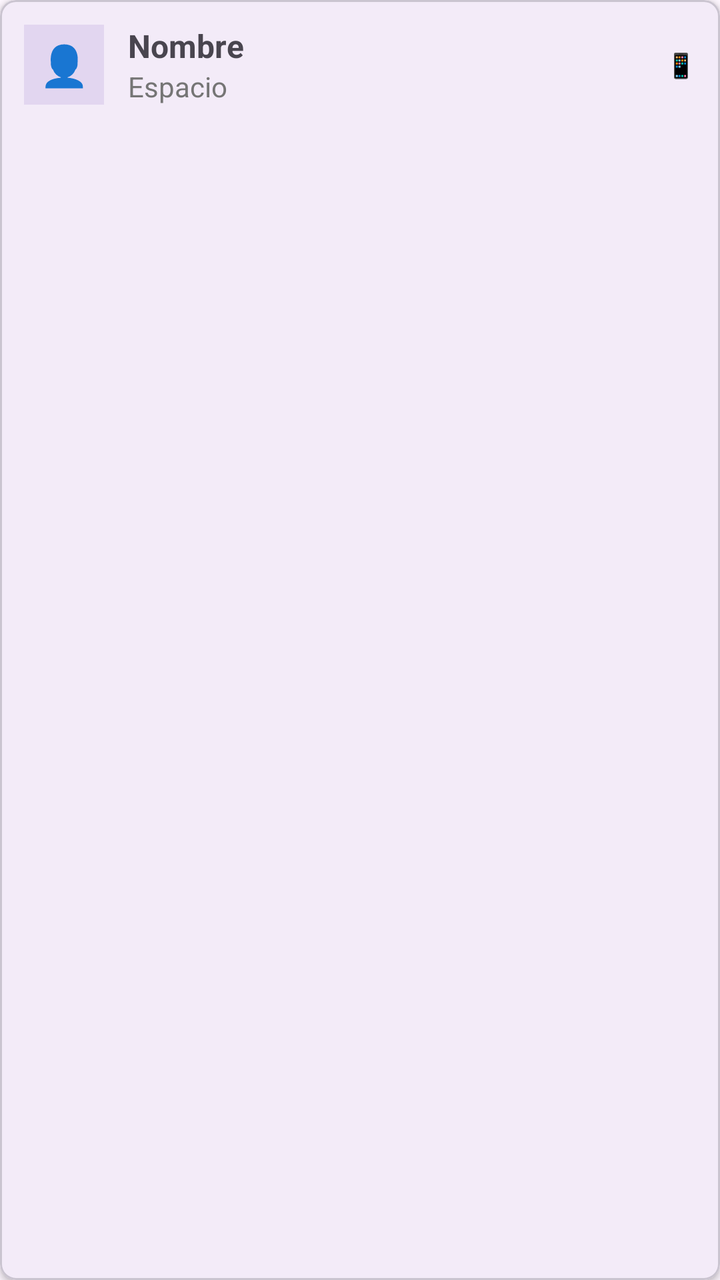
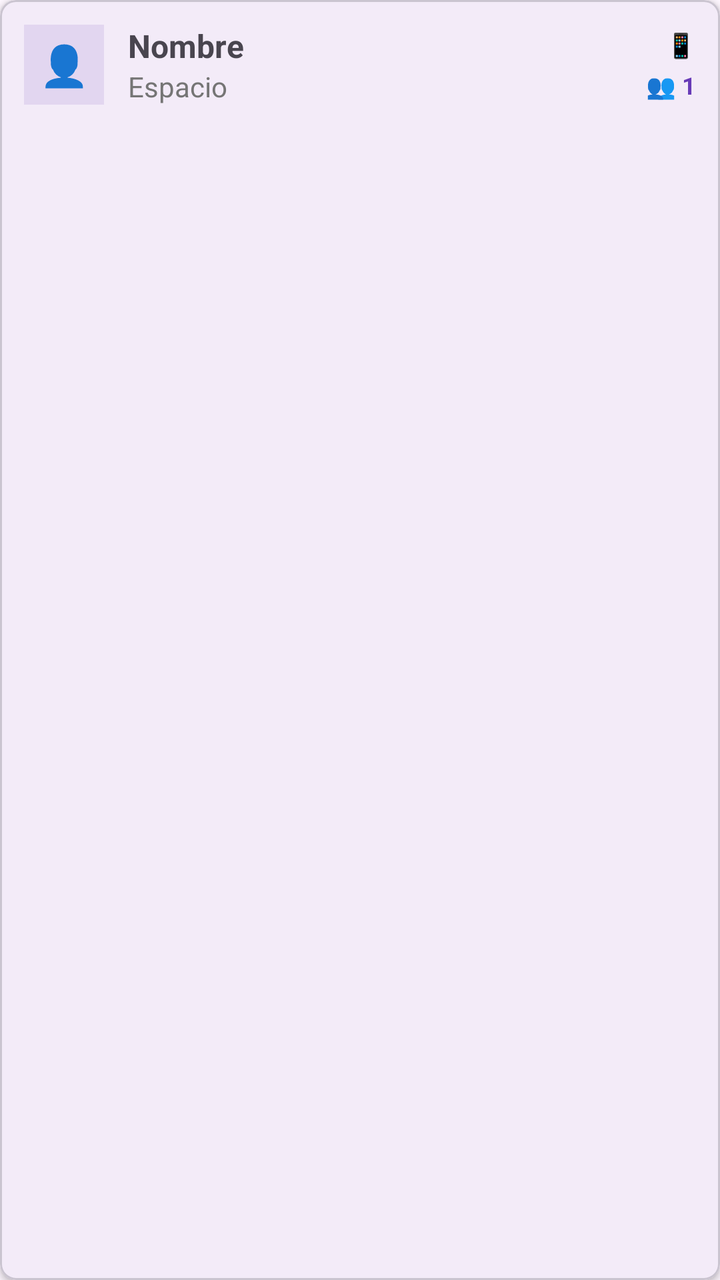

Before-and-after screenshots of an Android layout around one commit, followed by the original layout XML and the change that was made.
<!-- AndroidManifest.xml: application theme Theme.KiloWatt -->
<!-- res/layout/item_inquilino.xml -->
<?xml version="1.0" encoding="utf-8"?>
<com.google.android.material.card.MaterialCardView xmlns:android="http://schemas.android.com/apk/res/android"
    xmlns:app="http://schemas.android.com/apk/res-auto"
    android:layout_width="match_parent"
    android:layout_height="wrap_content"
    android:layout_marginBottom="8dp"
    app:cardCornerRadius="8dp"
    app:cardElevation="2dp">

    <LinearLayout
        android:layout_width="match_parent"
        android:layout_height="wrap_content"
        android:orientation="horizontal"
        android:padding="12dp"
        android:gravity="center_vertical">

        <TextView
            android:id="@+id/tvIcono"
            android:layout_width="40dp"
            android:layout_height="40dp"
            android:background="@color/purple_light"
            android:gravity="center"
            android:text="👤"
            android:textSize="20sp" />

        <LinearLayout
            android:layout_width="0dp"
            android:layout_height="wrap_content"
            android:layout_weight="1"
            android:layout_marginStart="12dp"
            android:orientation="vertical">

            <TextView
                android:id="@+id/tvNombre"
                android:layout_width="wrap_content"
                android:layout_height="wrap_content"
                android:text="Nombre"
                android:textSize="16sp"
                android:textStyle="bold" />

            <TextView
                android:id="@+id/tvEspacio"
                android:layout_width="wrap_content"
                android:layout_height="wrap_content"
                android:text="Espacio"
                android:textColor="@color/gray_secondary"
                android:textSize="14sp" />
        </LinearLayout>

        <TextView
            android:id="@+id/tvTelefono"
            android:layout_width="wrap_content"
            android:layout_height="wrap_content"
            android:text="📱"
            android:textSize="12sp" />
    </LinearLayout>
</com.google.android.material.card.MaterialCardView>
<!-- resources referenced by this layout -->
<resources>
  <color name="gray_secondary">#757575</color>
  <color name="purple_light">#1F673AB7</color>
  <style name="Theme.KiloWatt" parent="Base.Theme.KiloWatt" />
  <style name="Base.Theme.KiloWatt" parent="Theme.Material3.DayNight.NoActionBar">
          
          
      </style>
</resources>

<!-- the commit's change to res/layout/item_inquilino.xml (unified diff, before → after) -->
@@ -47,11 +47,28 @@
                 android:textSize="14sp" />
         </LinearLayout>
 
-        <TextView
-            android:id="@+id/tvTelefono"
+        <LinearLayout
             android:layout_width="wrap_content"
             android:layout_height="wrap_content"
-            android:text="📱"
-            android:textSize="12sp" />
+            android:orientation="vertical"
+            android:gravity="end">
+
+            <TextView
+                android:id="@+id/tvTelefono"
+                android:layout_width="wrap_content"
+                android:layout_height="wrap_content"
+                android:text="📱"
+                android:textSize="12sp" />
+
+            <TextView
+                android:id="@+id/tvPersonas"
+                android:layout_width="wrap_content"
+                android:layout_height="wrap_content"
+                android:text="👥 1"
+                android:textColor="@color/purple_primary"
+                android:textSize="12sp"
+                android:textStyle="bold"
+                android:layout_marginTop="4dp" />
+        </LinearLayout>
     </LinearLayout>
 </com.google.android.material.card.MaterialCardView>
<!-- resource entries referenced after the edit -->
@@ -2,6 +2,7 @@
 <resources>
   <color name="gray_secondary">#757575</color>
   <color name="purple_light">#1F673AB7</color>
+  <color name="purple_primary">#673AB7</color>
   <style name="Theme.KiloWatt" parent="Base.Theme.KiloWatt" />
   <style name="Base.Theme.KiloWatt" parent="Theme.Material3.DayNight.NoActionBar">
           
